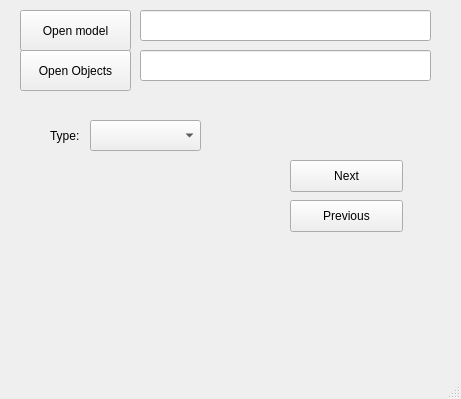
Above: mainwindow.ui from Andoku/AviaEditor before the change. Below: the same form after it.
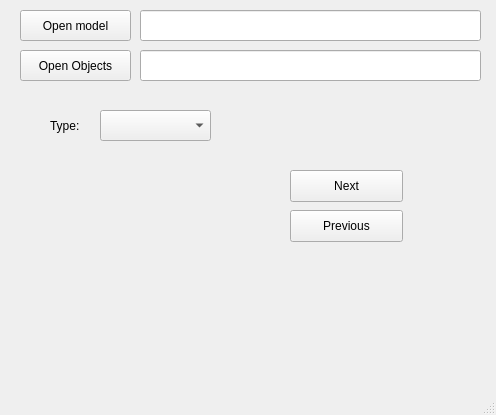
That is the form after the change.

Commit message: Рефакторинг

The edit to the form file:
```diff
--- a/mainwindow.ui
+++ b/mainwindow.ui
@@ -6,8 +6,8 @@
    <rect>
     <x>0</x>
     <y>0</y>
-    <width>461</width>
-    <height>399</height>
+    <width>496</width>
+    <height>415</height>
    </rect>
   </property>
   <property name="windowTitle">
@@ -19,7 +19,7 @@
      <rect>
       <x>140</x>
       <y>10</y>
-      <width>291</width>
+      <width>341</width>
       <height>31</height>
      </rect>
     </property>
@@ -32,7 +32,7 @@
      <rect>
       <x>140</x>
       <y>50</y>
-      <width>291</width>
+      <width>341</width>
       <height>31</height>
      </rect>
     </property>
@@ -44,7 +44,7 @@
     <property name="geometry">
      <rect>
       <x>290</x>
-      <y>160</y>
+      <y>170</y>
       <width>113</width>
       <height>32</height>
      </rect>
@@ -57,7 +57,7 @@
     <property name="geometry">
      <rect>
       <x>290</x>
-      <y>200</y>
+      <y>210</y>
       <width>113</width>
       <height>32</height>
      </rect>
@@ -70,7 +70,7 @@
     <property name="geometry">
      <rect>
       <x>20</x>
-      <y>160</y>
+      <y>170</y>
       <width>251</width>
       <height>171</height>
      </rect>
@@ -80,8 +80,8 @@
    <widget class="QComboBox" name="classType">
     <property name="geometry">
      <rect>
-      <x>90</x>
-      <y>120</y>
+      <x>100</x>
+      <y>110</y>
       <width>111</width>
       <height>31</height>
      </rect>
@@ -93,7 +93,7 @@
       <x>20</x>
       <y>10</y>
       <width>111</width>
-      <height>41</height>
+      <height>31</height>
      </rect>
     </property>
     <property name="text">
@@ -106,7 +106,7 @@
       <x>20</x>
       <y>50</y>
       <width>111</width>
-      <height>41</height>
+      <height>31</height>
      </rect>
     </property>
     <property name="text">
@@ -117,7 +117,7 @@
     <property name="geometry">
      <rect>
       <x>50</x>
-      <y>120</y>
+      <y>110</y>
       <width>41</width>
       <height>31</height>
      </rect>
```
Left out of the diff: 4 changed lines with no effect on the pictures. The commit also changes 2 other files.
